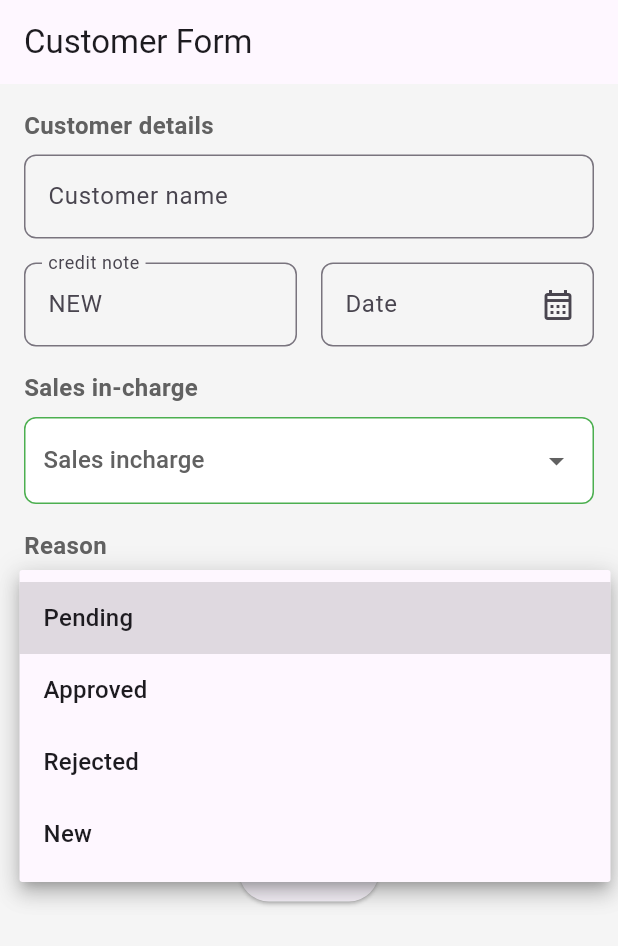
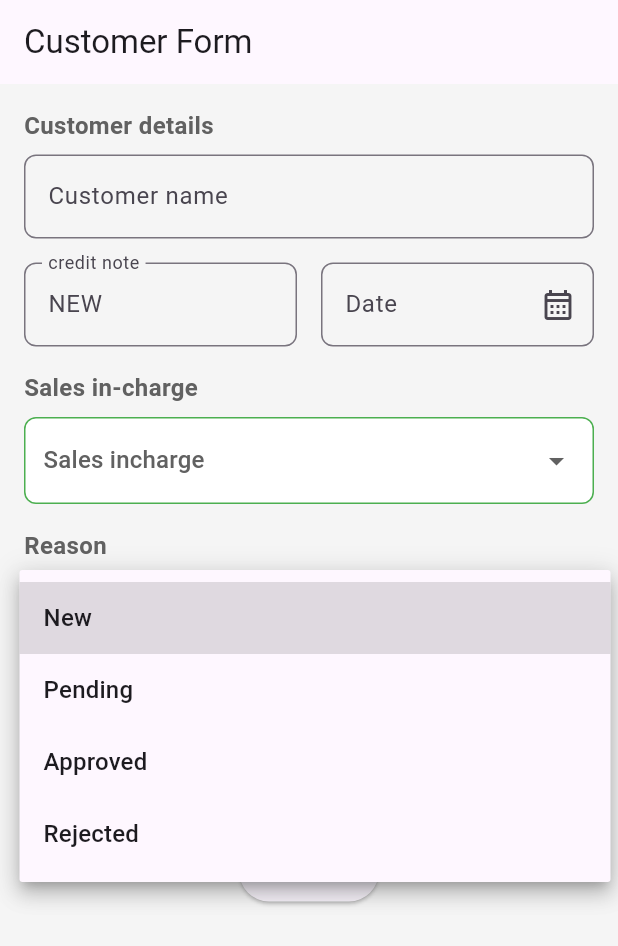
Before and after one commit to Mahanandha10/Flutter_Credit-Notes-for-an-invoice, a Flutter app: the screen it shows after launch, after a tap on "Submit", after a tap on "Reason for credit note", on a phone screen of 412 x 824 dp. Shown: the top 946 px of the screen. Run offline on Flutter 3.47's test engine with Material 3 defaults, Android fonts, the phone set to English and light mode, and no system bars.

Commit message:
Data store db

```diff
--- a/assignment/lib/customer.dart
+++ b/assignment/lib/customer.dart
@@ -8,10 +8,12 @@ class CustomerForm extends StatefulWidget {
 }
 
 class CustomerFormState extends State<CustomerForm> {
-  String? _selectedSalesIncharge;
+  String? _selectedItem;
   String? _selectedReason;
   final _formKey = GlobalKey<FormState>();
   final TextEditingController _dateController = TextEditingController();
+  final TextEditingController _nameController = TextEditingController();
+  final TextEditingController _newController = TextEditingController();
   final TextEditingController _creditAmountController = TextEditingController();
 
   Future<void> _selectDate(BuildContext context) async {
@@ -29,14 +31,13 @@ class CustomerFormState extends State<CustomerForm> {
     }
   }
 
-  // Validate Credit Note Amount
   String? _validateCreditAmount(String? value) {
     if (value == null || value.isEmpty) {
       return 'Enter Credit Note Amount';
     }
     final num? amount = num.tryParse(value);
     if (amount == null || amount <= 0) {
-      return 'Enter a valid amount greater than zero';
+      return 'Enter a valid amount';
     }
     return null;
   }
@@ -44,14 +45,13 @@ class CustomerFormState extends State<CustomerForm> {
  void _submitForm() async {
   if (_formKey.currentState!.validate()) {
     final formData = {
-      "name": "John Doe",
-      "credit_note": "NEW",
+      "name": _nameController.text,
+      "credit_note": _newController.text,
       "date": _dateController.text,
-      "sales_incharge": _selectedSalesIncharge ?? "Person1",
+      "sales_incharge": _selectedItem ?? "Person1",
       "reason": _selectedReason ?? "Aproved",
       "credit_amount": double.tryParse(_creditAmountController.text) ?? 0.0,
     };
-
     await ApiService().submitCustomerData(formData);
 
     ScaffoldMessenger.of(context).showSnackBar(
@@ -65,7 +65,7 @@ class CustomerFormState extends State<CustomerForm> {
   Widget build(BuildContext context) {
     return Scaffold(
       backgroundColor: const Color.fromRGBO(245, 245, 245, 1),
-      appBar: AppBar(title: Text('Customer Form')),
+      appBar: AppBar(title: const Text('Customer Form')),
       body: Padding(
         padding: const EdgeInsets.all(16.0),
         child: SingleChildScrollView(
@@ -78,13 +78,17 @@ class CustomerFormState extends State<CustomerForm> {
                   title: 'Customer details',
                   child: Column(
                     children: [
-                     const CustomTextField(hintText: 'Customer name'),
+                      CustomTextField(hintText: 'Customer name',
+                      controller: _nameController,
+                      ),
+
                      const SizedBox(height: 16),
                       Row(
                         children: [
-                          const Expanded(
+                          Expanded(
                             child: CustomTextField(
                               hintText: 'NEW',
+                              controller: _newController,
                               readOnly: false,
                               labelText:"credit note",
                               floatingLabelBehavior: FloatingLabelBehavior.always,
@@ -96,7 +100,7 @@ class CustomerFormState extends State<CustomerForm> {
                               hintText: 'Date',
                               controller: _dateController,
                               readOnly: true,
-                              suffixIcon: Icon(Icons.calendar_month_outlined),
+                              suffixIcon: const Icon(Icons.calendar_month_outlined),
                               onTap: () => _selectDate(context),
                             ),
                           ),
@@ -106,9 +110,11 @@ class CustomerFormState extends State<CustomerForm> {
                   ),
                 ),
                 const SizedBox(height: 16),
-               const Section(
+                Section(
                   title: 'Sales in-charge',
-                  child: CustomDropdown(hintText: 'Sales incharge'),
+                  child: CustomDropdown(hintText: 'Sales incharge',
+                 // controller: _selectedItem,
+                  ),
                 ),
                 const SizedBox(height: 16),
                 Section(
@@ -129,11 +135,11 @@ class CustomerFormState extends State<CustomerForm> {
                     ],
                   ),
                 ),
-                SizedBox(height: 24),
+                const SizedBox(height: 24),
                 Center(
                   child: ElevatedButton(
                     onPressed: _submitForm,
-                    child: Text('Submit'),
+                    child: const Text('Submit'),
                   ),
                 ),
               ],
@@ -176,10 +182,10 @@ class Section extends StatelessWidget {
             padding: const EdgeInsets.only(top: 8.0),
             child: Text(
               labelText!,
-              style: TextStyle(fontSize: 14, color: Colors.black54),
+              style: const TextStyle(fontSize: 14, color: Colors.black54),
             ),
           ),
-        SizedBox(height: 8),
+        const SizedBox(height: 8),
         child,
       ],
     );
@@ -235,7 +241,7 @@ class CustomTextField extends StatelessWidget {
 class CustomDropdown extends StatefulWidget {
   final String hintText;
 
-  const CustomDropdown({Key? key, required this.hintText}) : super(key: key);
+  CustomDropdown({Key? key, required this.hintText}) : super(key: key);
 
   @override
   _CustomDropdownState createState() => _CustomDropdownState();
@@ -248,7 +254,7 @@ class _CustomDropdownState extends State<CustomDropdown> {
   @override
   Widget build(BuildContext context) {
     return Container(
-      padding: EdgeInsets.symmetric(horizontal: 12, vertical: 4),
+      padding: const EdgeInsets.symmetric(horizontal: 12, vertical: 4),
       decoration: BoxDecoration(
         color: Colors.white,
         borderRadius: BorderRadius.circular(8),
@@ -278,7 +284,6 @@ class _CustomDropdownState extends State<CustomDropdown> {
   }
 }
 
-// Reason Dropdown Widget
 class ReasonDropdown extends StatefulWidget {
   @override
   _ReasonDropdownState createState() => _ReasonDropdownState();
@@ -287,16 +292,16 @@ class ReasonDropdown extends StatefulWidget {
 class _ReasonDropdownState extends State<ReasonDropdown> {
   String? _selectedReason;
   final List<String> _reasons = [
+    'New',
     'Pending',
     'Approved',
-    'Rejected',
-    'New'
+    'Rejected'
+
   ];
-
   @override
   Widget build(BuildContext context) {
     return Container(
-      padding: EdgeInsets.symmetric(horizontal: 12, vertical: 4),
+      padding: const EdgeInsets.symmetric(horizontal: 12, vertical: 4),
       decoration: BoxDecoration(
         color: Colors.white,
         borderRadius: BorderRadius.circular(8),
--- a/assignment/lib/main.dart
+++ b/assignment/lib/main.dart
@@ -10,6 +10,7 @@ class MyApp extends StatelessWidget {
   Widget build(BuildContext context) {
     return MaterialApp(
       home: CustomerForm(),
+      debugShowCheckedModeBanner: false,
     );
   }
 }
```
Also changed, not shown: assignment/pubspec.yaml (+1 -6 lines).
